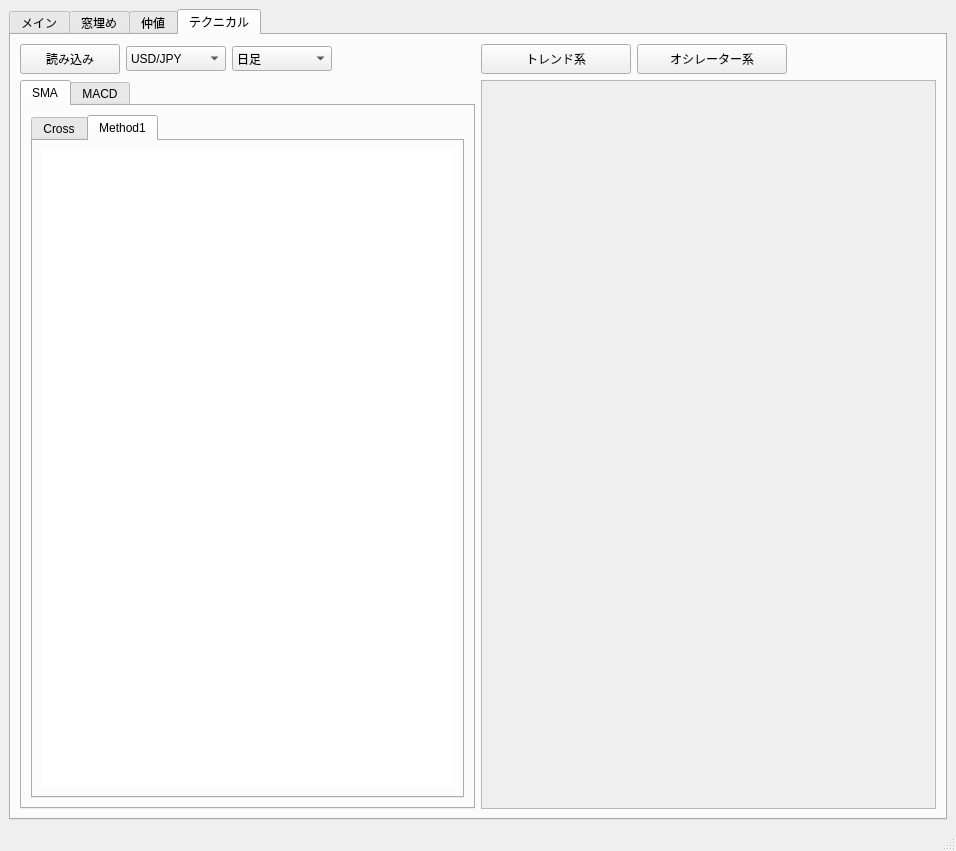
First picture: the form in trade_monitor/trade_monitor/gui_monitor.ui, repository takkin-takilog/namake-trader, before the edit.
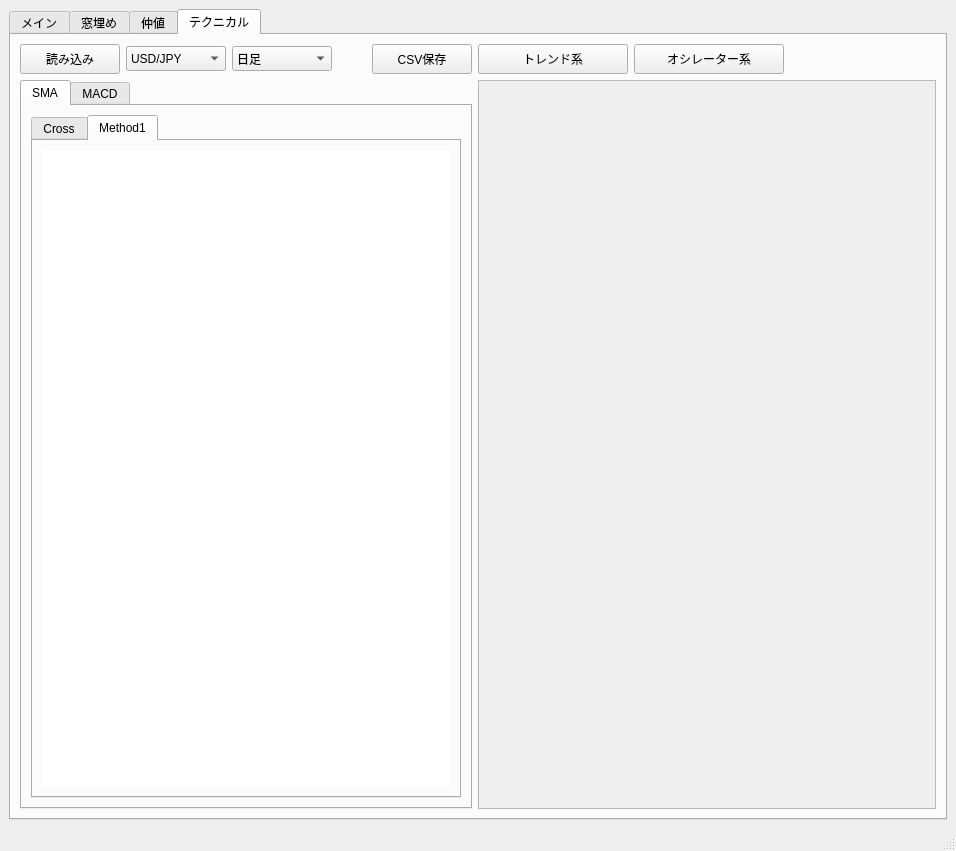
Second picture: the form after the edit.

Patch:
```diff
--- a/trade_monitor/trade_monitor/gui_monitor.ui
+++ b/trade_monitor/trade_monitor/gui_monitor.ui
@@ -490,9 +490,9 @@
        <attribute name="title">
         <string>テクニカル</string>
        </attribute>
-       <layout class="QHBoxLayout" name="horizontalLayout_9" stretch="1,1">
+       <layout class="QHBoxLayout" name="horizontalLayout_29">
         <item>
-         <layout class="QVBoxLayout" name="verticalLayout_7">
+         <layout class="QVBoxLayout" name="verticalLayout_10">
           <item>
            <layout class="QHBoxLayout" name="horizontalLayout_8">
             <item>
@@ -575,6 +575,31 @@
               </property>
              </spacer>
             </item>
+            <item>
+             <widget class="QPushButton" name="pushButton_tech_csv_out">
+              <property name="sizePolicy">
+               <sizepolicy hsizetype="Fixed" vsizetype="Fixed">
+                <horstretch>0</horstretch>
+                <verstretch>0</verstretch>
+               </sizepolicy>
+              </property>
+              <property name="minimumSize">
+               <size>
+                <width>100</width>
+                <height>30</height>
+               </size>
+              </property>
+              <property name="text">
+               <string>CSV保存</string>
+              </property>
+              <property name="checkable">
+               <bool>false</bool>
+              </property>
+              <property name="autoExclusive">
+               <bool>false</bool>
+              </property>
+             </widget>
+            </item>
            </layout>
           </item>
           <item>
```
